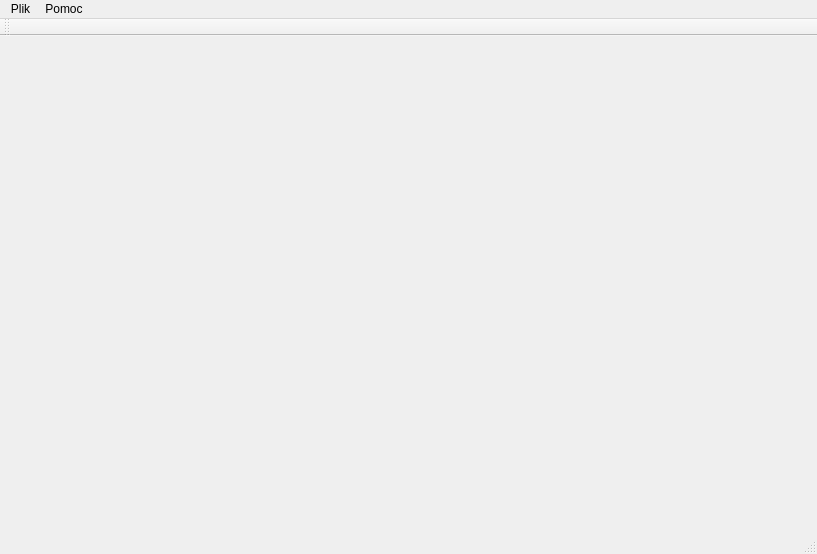
Before: the Qt Designer form ecganalyzer.ui in mateuszbaran/ECG-analyzer, drawn with Qt 5.
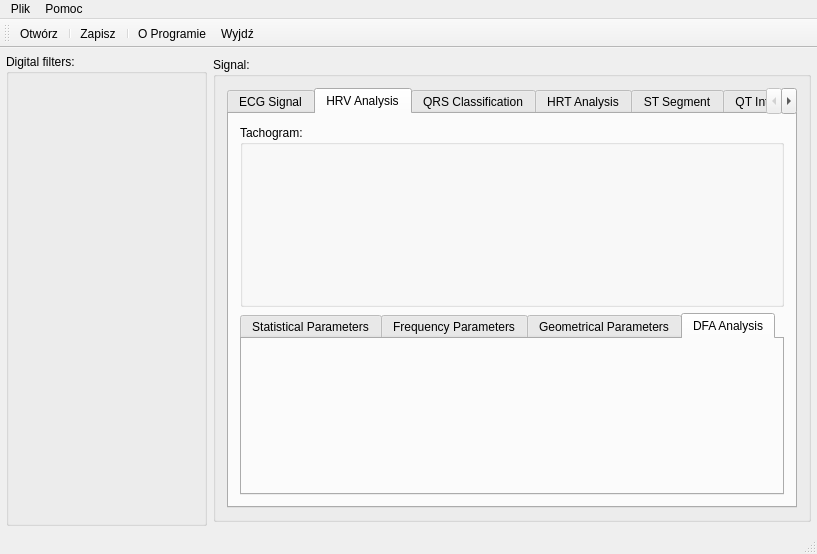
After: the same form once the commit is applied. The open tabs and pages were chosen to show the change. Icons and pictures are not drawn.

```diff
--- a/ecganalyzer.ui
+++ b/ecganalyzer.ui
@@ -13,7 +13,175 @@
   <property name="windowTitle">
    <string>ECGanalyzer</string>
   </property>
-  <widget class="QWidget" name="centralWidget"/>
+  <widget class="QWidget" name="centralWidget">
+   <property name="maximumSize">
+    <size>
+     <width>817</width>
+     <height>16777215</height>
+    </size>
+   </property>
+   <layout class="QHBoxLayout" name="horizontalLayout_2">
+    <property name="margin">
+     <number>6</number>
+    </property>
+    <item>
+     <layout class="QHBoxLayout" name="horizontalLayout">
+      <property name="sizeConstraint">
+       <enum>QLayout::SetMaximumSize</enum>
+      </property>
+      <item>
+       <widget class="QGroupBox" name="groupBox">
+        <property name="sizePolicy">
+         <sizepolicy hsizetype="Minimum" vsizetype="Minimum">
+          <horstretch>1</horstretch>
+          <verstretch>0</verstretch>
+         </sizepolicy>
+        </property>
+        <property name="title">
+         <string>Digital filters:</string>
+        </property>
+       </widget>
+      </item>
+      <item>
+       <widget class="QGroupBox" name="groupBox_2">
+        <property name="sizePolicy">
+         <sizepolicy hsizetype="Preferred" vsizetype="Preferred">
+          <horstretch>3</horstretch>
+          <verstretch>0</verstretch>
+         </sizepolicy>
+        </property>
+        <property name="maximumSize">
+         <size>
+          <width>598</width>
+          <height>465</height>
+         </size>
+        </property>
+        <property name="title">
+         <string>Signal:</string>
+        </property>
+        <property name="alignment">
+         <set>Qt::AlignLeading|Qt::AlignLeft|Qt::AlignTop</set>
+        </property>
+        <layout class="QHBoxLayout" name="horizontalLayout_3">
+         <item>
+          <widget class="QTabWidget" name="tabWidget">
+           <property name="sizePolicy">
+            <sizepolicy hsizetype="Preferred" vsizetype="Preferred">
+             <horstretch>0</horstretch>
+             <verstretch>0</verstretch>
+            </sizepolicy>
+           </property>
+           <property name="minimumSize">
+            <size>
+             <width>200</width>
+             <height>200</height>
+            </size>
+           </property>
+           <property name="maximumSize">
+            <size>
+             <width>99999</width>
+             <height>99999</height>
+            </size>
+           </property>
+           <property name="autoFillBackground">
+            <bool>false</bool>
+           </property>
+           <property name="tabShape">
+            <enum>QTabWidget::Rounded</enum>
+           </property>
+           <property name="currentIndex">
+            <number>0</number>
+           </property>
+           <property name="elideMode">
+            <enum>Qt::ElideNone</enum>
+           </property>
+           <widget class="QWidget" name="tab">
+            <attribute name="title">
+             <string>ECG Signal</string>
+            </attribute>
+           </widget>
+           <widget class="QWidget" name="tab_2">
+            <attribute name="title">
+             <string>HRV Analysis</string>
+            </attribute>
+            <layout class="QVBoxLayout" name="verticalLayout">
+             <item>
+              <widget class="QGroupBox" name="groupBox_3">
+               <property name="sizePolicy">
+                <sizepolicy hsizetype="Preferred" vsizetype="Preferred">
+                 <horstretch>0</horstretch>
+                 <verstretch>5</verstretch>
+                </sizepolicy>
+               </property>
+               <property name="title">
+                <string>Tachogram:</string>
+               </property>
+              </widget>
+             </item>
+             <item>
+              <widget class="QTabWidget" name="tabWidget_2">
+               <property name="sizePolicy">
+                <sizepolicy hsizetype="Expanding" vsizetype="Expanding">
+                 <horstretch>0</horstretch>
+                 <verstretch>5</verstretch>
+                </sizepolicy>
+               </property>
+               <property name="currentIndex">
+                <number>3</number>
+               </property>
+               <widget class="QWidget" name="tab_7">
+                <attribute name="title">
+                 <string>Statistical Parameters</string>
+                </attribute>
+               </widget>
+               <widget class="QWidget" name="tab_8">
+                <attribute name="title">
+                 <string>Frequency Parameters</string>
+                </attribute>
+               </widget>
+               <widget class="QWidget" name="tab_9">
+                <attribute name="title">
+                 <string>Geometrical Parameters</string>
+                </attribute>
+               </widget>
+               <widget class="QWidget" name="tab_10">
+                <attribute name="title">
+                 <string>DFA Analysis</string>
+                </attribute>
+               </widget>
+              </widget>
+             </item>
+            </layout>
+           </widget>
+           <widget class="QWidget" name="tab_3">
+            <attribute name="title">
+             <string>QRS Classification</string>
+            </attribute>
+           </widget>
+           <widget class="QWidget" name="tab_4">
+            <attribute name="title">
+             <string>HRT Analysis</string>
+            </attribute>
+           </widget>
+           <widget class="QWidget" name="tab_5">
+            <attribute name="title">
+             <string>ST Segment</string>
+            </attribute>
+           </widget>
+           <widget class="QWidget" name="tab_6">
+            <attribute name="title">
+             <string>QT Interval</string>
+            </attribute>
+           </widget>
+          </widget>
+         </item>
+        </layout>
+       </widget>
+      </item>
+     </layout>
+    </item>
+   </layout>
+  </widget>
   <widget class="QMenuBar" name="menuBar">
    <property name="geometry">
     <rect>
@@ -52,6 +220,12 @@
    <attribute name="toolBarBreak">
     <bool>false</bool>
    </attribute>
+   <addaction name="actionOtw_rz"/>
+   <addaction name="separator"/>
+   <addaction name="actionZapisz"/>
+   <addaction name="separator"/>
+   <addaction name="actionO_Programie"/>
+   <addaction name="actionWyjd"/>
   </widget>
   <widget class="QStatusBar" name="statusBar"/>
   <action name="actionO_Programie">
```
